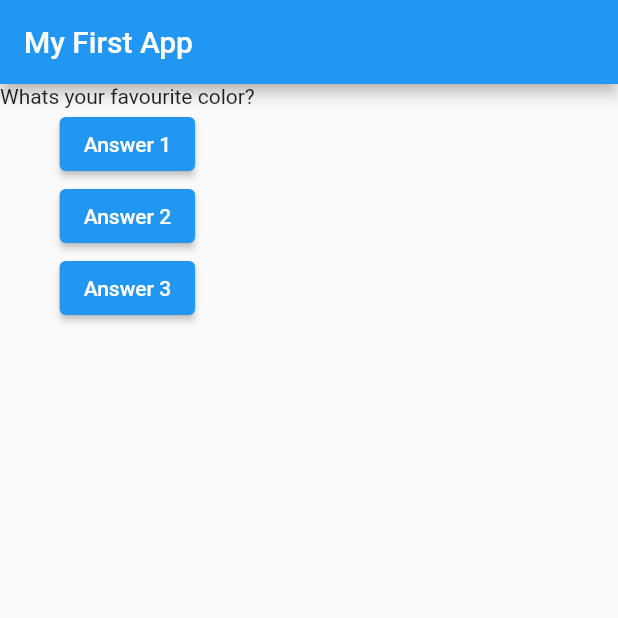
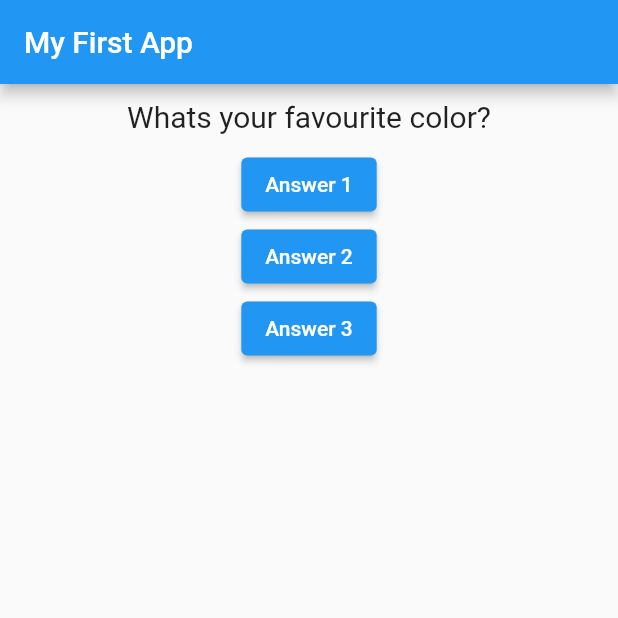
Before and after one commit to KellyEgesa/flutter_tutorial, a Flutter app: the screen it shows after launch, on a phone screen of 412 x 824 dp, the top half of it. Run offline on Flutter 3.47's test engine with Material 2 defaults, Android fonts, the phone set to English and light mode, and no system bars.

Commit message:
Added styling to questions

```diff
--- a/lib/question.dart
+++ b/lib/question.dart
@@ -7,6 +7,16 @@ class Question extends StatelessWidget {
 
   @override
   Widget build(BuildContext context) {
-    return Text(questionText);
+    return Container(
+      width: double.infinity,
+      margin: EdgeInsets.all(10),
+      child: Text(
+        questionText,
+        style: TextStyle(
+          fontSize: 20,
+        ),
+        textAlign: TextAlign.center,
+      ),
+    );
   }
 }
```
